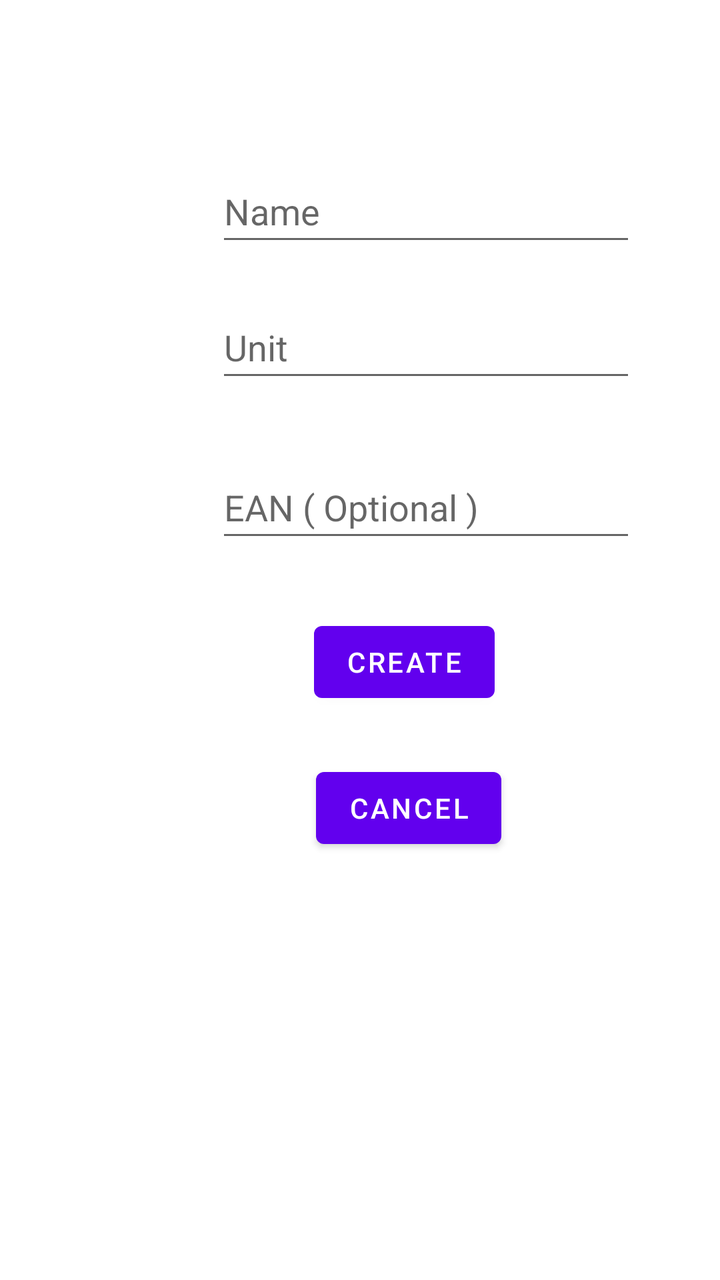
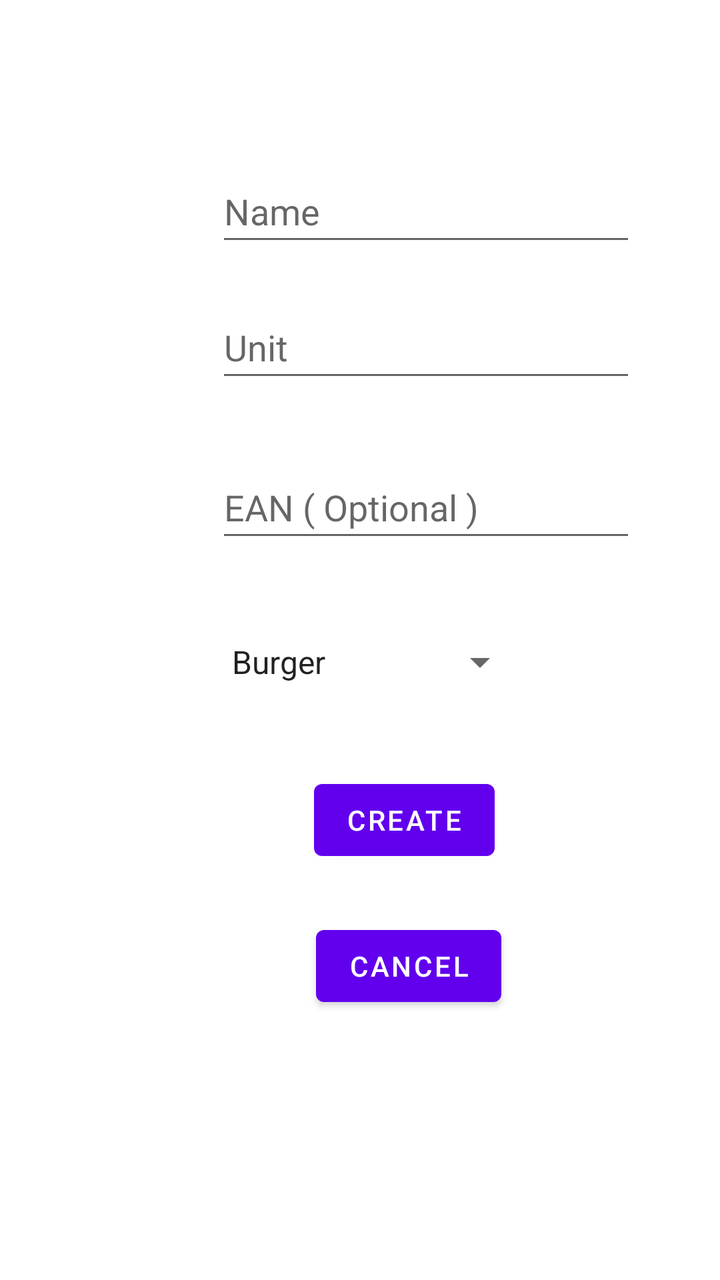

The first picture is an Android layout as it rendered before a commit; the second is the same layout after the commit. The layout source and the unified diff follow.
<!-- AndroidManifest.xml: application theme Theme.SmartShoppingList -->
<!-- res/layout/activity_entry.xml -->
<?xml version="1.0" encoding="utf-8"?>
<androidx.constraintlayout.widget.ConstraintLayout xmlns:android="http://schemas.android.com/apk/res/android"
    xmlns:app="http://schemas.android.com/apk/res-auto"
    xmlns:tools="http://schemas.android.com/tools"
    android:layout_width="match_parent"
    android:layout_height="match_parent"
    tools:context="ui.EntryActivity">

    <EditText
        android:id="@+id/editItemName"
        android:layout_width="wrap_content"
        android:layout_height="wrap_content"
        android:layout_marginStart="108dp"
        android:layout_marginTop="80dp"
        android:ems="10"
        android:hint="Name"
        android:inputType="textPersonName"
        android:minHeight="48dp"
        app:layout_constraintStart_toStartOf="parent"
        app:layout_constraintTop_toTopOf="parent" />

    <EditText
        android:id="@+id/editItemUnit"
        android:layout_width="wrap_content"
        android:layout_height="wrap_content"
        android:layout_marginStart="108dp"
        android:layout_marginTop="20dp"
        android:ems="10"
        android:hint="Unit"
        android:inputType="textPersonName"
        android:minHeight="48dp"
        app:layout_constraintStart_toStartOf="parent"
        app:layout_constraintTop_toBottomOf="@+id/editItemName" />

    <EditText
        android:id="@+id/editItemEAN"
        android:layout_width="wrap_content"
        android:layout_height="wrap_content"
        android:layout_marginStart="108dp"
        android:layout_marginTop="32dp"
        android:ems="10"
        android:hint="EAN ( Optional )"
        android:inputType="textPersonName"
        android:minHeight="48dp"
        app:layout_constraintStart_toStartOf="parent"
        app:layout_constraintTop_toBottomOf="@+id/editItemUnit" />

    <Button
        android:id="@+id/doButton"
        android:layout_width="wrap_content"
        android:layout_height="wrap_content"
        android:layout_marginStart="157dp"
        android:layout_marginTop="31dp"
        android:text="Create"
        app:layout_constraintStart_toStartOf="parent"
        app:layout_constraintTop_toBottomOf="@+id/editItemEAN" />

    <Button
        android:id="@+id/cancel"
        android:layout_width="wrap_content"
        android:layout_height="wrap_content"
        android:layout_marginStart="158dp"
        android:layout_marginTop="25dp"
        android:text="Cancel"
        app:layout_constraintStart_toStartOf="parent"
        app:layout_constraintTop_toBottomOf="@+id/doButton" />
</androidx.constraintlayout.widget.ConstraintLayout>
<!-- resources referenced by this layout -->
<resources>
  <style name="Theme.SmartShoppingList" parent="Theme.MaterialComponents.DayNight.DarkActionBar">
          
          <item name="colorPrimary">@color/purple_500</item>
          <item name="colorPrimaryVariant">@color/purple_700</item>
          <item name="colorOnPrimary">@color/white</item>
          
          <item name="colorSecondary">@color/teal_200</item>
          <item name="colorSecondaryVariant">@color/teal_700</item>
          <item name="colorOnSecondary">@color/black</item>
          
          <item name="android:statusBarColor" tools:targetApi="l">?attr/colorPrimaryVariant</item>
          
      </style>
  <color name="purple_500">#FF6200EE</color>
  <color name="purple_700">#FF3700B3</color>
  <color name="white">#FFFFFFFF</color>
  <color name="teal_200">#FF03DAC5</color>
  <color name="teal_700">#FF018786</color>
  <color name="black">#FF000000</color>
</resources>

<!-- the commit's change to res/layout/activity_entry.xml (unified diff, before → after) -->
@@ -53,7 +53,7 @@
         android:layout_marginTop="31dp"
         android:text="Create"
         app:layout_constraintStart_toStartOf="parent"
-        app:layout_constraintTop_toBottomOf="@+id/editItemEAN" />
+        app:layout_constraintTop_toBottomOf="@+id/iconSpinner" />
 
     <Button
         android:id="@+id/cancel"
@@ -64,4 +64,18 @@
         android:text="Cancel"
         app:layout_constraintStart_toStartOf="parent"
         app:layout_constraintTop_toBottomOf="@+id/doButton" />
+
+    <Spinner
+        android:id="@+id/iconSpinner"
+        android:layout_width="0dp"
+        android:layout_height="wrap_content"
+        android:layout_marginStart="108dp"
+        android:layout_marginTop="31dp"
+        android:layout_marginEnd="96dp"
+        android:entries="@array/iconNames"
+        android:minHeight="48dp"
+        android:spinnerMode="dropdown"
+        app:layout_constraintEnd_toEndOf="parent"
+        app:layout_constraintStart_toStartOf="parent"
+        app:layout_constraintTop_toBottomOf="@+id/editItemEAN" />
 </androidx.constraintlayout.widget.ConstraintLayout>
<!-- resource entries referenced after the edit -->
@@ -1,5 +1,14 @@
 <!-- resources referenced by this layout -->
 <resources>
+  <string-array name="iconNames">
+          <item>Burger</item>
+          <item>Meat</item>
+          <item>Coffee</item>
+          <item>Pizza</item>
+          <item>Egg</item>
+          <item>Bread</item>
+          <item>Croissant</item>
+      </string-array>
   <style name="Theme.SmartShoppingList" parent="Theme.MaterialComponents.DayNight.DarkActionBar">
           
           <item name="colorPrimary">@color/purple_500</item>
